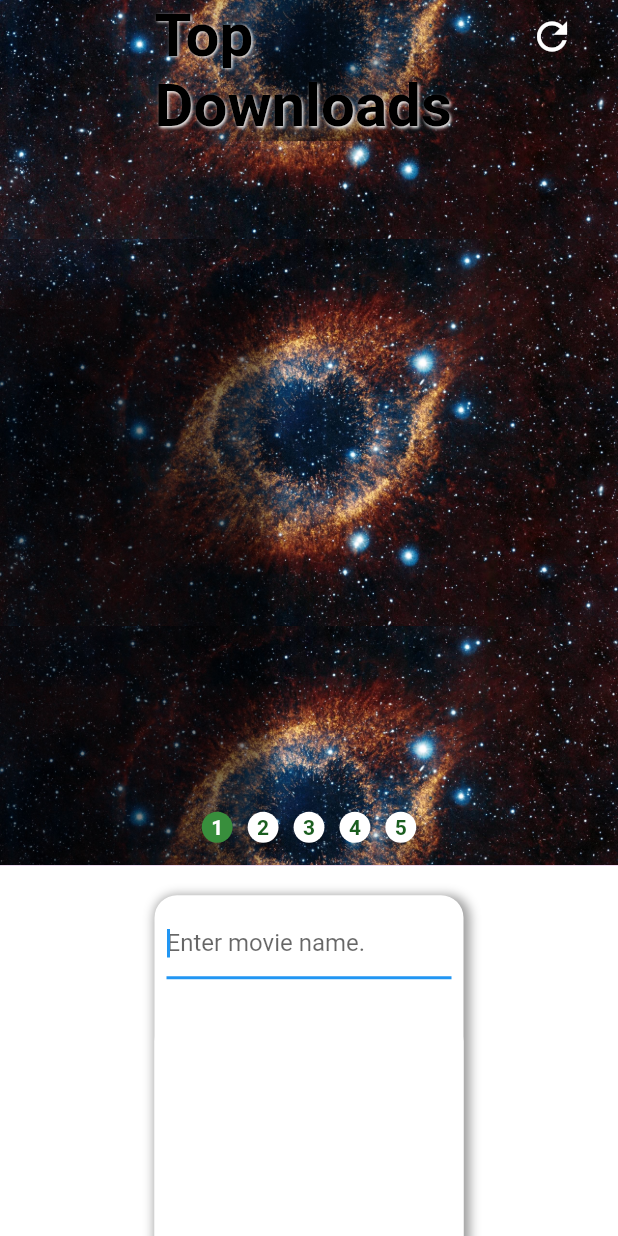
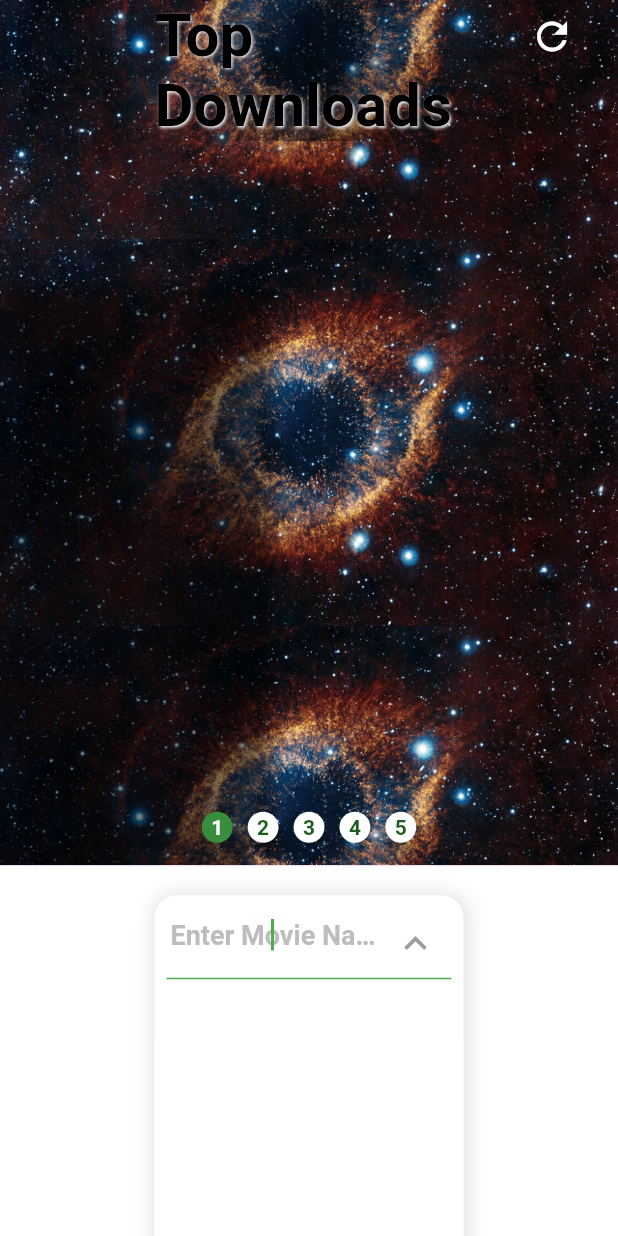
Before and after one commit to Prem-Neupane/ytsdesktop, a Flutter app: the screen it shows after launch, after a tap on "Click to search for movies", on a phone screen of 412 x 824 dp. Run offline on Flutter 3.47's test engine with Material 2 defaults, Android fonts, the phone set to English and light mode, and no system bars; network calls fail.

Commit message:
added search panel hide option

```diff
--- a/lib/screens/home/bottom_section/search_box/after_click_search.dart
+++ b/lib/screens/home/bottom_section/search_box/after_click_search.dart
@@ -2,12 +2,15 @@ import 'package:flutter/material.dart';
 import 'package:provider/provider.dart';
 import 'package:ytsdesktop/api/endpoints.dart';
 import 'package:ytsdesktop/screens/detailed_page/detailed_page.dart';
+import 'package:ytsdesktop/screens/home/bottom_section/search_box/search_box_provider.dart';
 import 'package:ytsdesktop/utils/custom_shadows.dart';
 import 'package:ytsdesktop/utils/screen_dimension.dart';
 import 'package:http/http.dart' as http;
 import 'dart:convert' as convert;
 
 class AfterClickSearch extends StatefulWidget {
+  final SearchBoxProvider provider;
+  AfterClickSearch(this.provider);
   @override
   _AfterClickSearchState createState() => _AfterClickSearchState();
 }
@@ -40,6 +43,11 @@ class _AfterClickSearchState extends State<AfterClickSearch> {
                   child: Padding(
                       padding: const EdgeInsets.all(8.0),
                       child: TextField(
+                        cursorColor: Colors.green,
+                        style: TextStyle(
+                            color: Colors.deepPurple,
+                            fontSize: 18,
+                            fontWeight: FontWeight.bold),
                         autofocus: true,
                         onChanged: (val) {
                           if (val == '') {
@@ -58,9 +66,29 @@ class _AfterClickSearchState extends State<AfterClickSearch> {
                             apiCall(queryTerm: val, provider: _provider);
                           }
                         },
+                        textAlign: TextAlign.center,
                         decoration: InputDecoration(
-                          hintText: 'Enter movie name.',
-                          border: UnderlineInputBorder(),
+                          isDense: true,
+                          suffixIcon: IconButton(
+                            icon: Icon(
+                              Icons.keyboard_arrow_up,
+                              size: 30,
+                              color: Colors.grey,
+                            ),
+                            onPressed: () {
+                              widget.provider.setSearchWidget = InkWell(
+                                  onTap: () {
+                                    widget.provider.setSearchWidget =
+                                        AfterClickSearch(widget.provider);
+                                  },
+                                  borderRadius: BorderRadius.circular(100),
+                                  child: _showOnlySearch());
+                            },
+                          ),
+                          hintText: 'Enter Movie Name',
+                          hintStyle: TextStyle(color: Colors.grey[400]),
+                          focusedBorder: UnderlineInputBorder(
+                              borderSide: BorderSide(color: Colors.green)),
                         ),
                       )),
                 ),
@@ -121,6 +149,41 @@ class _AfterClickSearchState extends State<AfterClickSearch> {
       }
       provider.setSearchBodyList = _tempList;
     }
+  }
+
+  Widget _showOnlySearch() {
+    return Container(
+      alignment: Alignment.center,
+      height: _dimension.percent(value: 8, isHeight: true),
+      width: _dimension.percent(value: 50, isHeight: null),
+      decoration: BoxDecoration(
+          color: Colors.white,
+          borderRadius: BorderRadius.circular(100),
+          boxShadow: normalShadow()),
+      child: Row(
+        mainAxisAlignment: MainAxisAlignment.spaceBetween,
+        children: [
+          Padding(
+            padding: const EdgeInsets.only(left: 18.0),
+            child: Text(
+              'Click to search for movies',
+              style: TextStyle(
+                  color: Colors.grey,
+                  fontSize: 18,
+                  fontStyle: FontStyle.italic),
+            ),
+          ),
+          Padding(
+            padding: const EdgeInsets.only(right: 28.0),
+            child: Icon(
+              Icons.search,
+              color: Colors.green,
+              size: 35,
+            ),
+          )
+        ],
+      ),
+    );
   }
 
   ///this is single widget for suggestion.
--- a/lib/screens/home/bottom_section/search_box/search_box.dart
+++ b/lib/screens/home/bottom_section/search_box/search_box.dart
@@ -27,7 +27,7 @@ class _SearchBoxState extends State<SearchBox> {
               _searchBoxProvider.setSearchWidget = InkWell(
                   onTap: () {
                     _searchBoxProvider.setSearchWidget =
-                      AfterClickSearch();
+                      AfterClickSearch(_searchBoxProvider);
                   },
                   borderRadius: BorderRadius.circular(100),
                   child: _showOnlySearch());
--- a/lib/utils/custom_shadows.dart
+++ b/lib/utils/custom_shadows.dart
@@ -13,9 +13,9 @@ List<Shadow> textShadow({Color color}) {
 List<BoxShadow> normalShadow({Color color}) {
   return [
     BoxShadow(
-        color: color != null ? color : Colors.grey,
-        offset: Offset(2, 2),
-        blurRadius: 5,
-        spreadRadius: 2)
+        color: color != null ? color : Colors.grey[300],
+        offset: Offset(1, 1),
+        blurRadius: 10,
+        spreadRadius: 1.5)
   ];
 }
```
